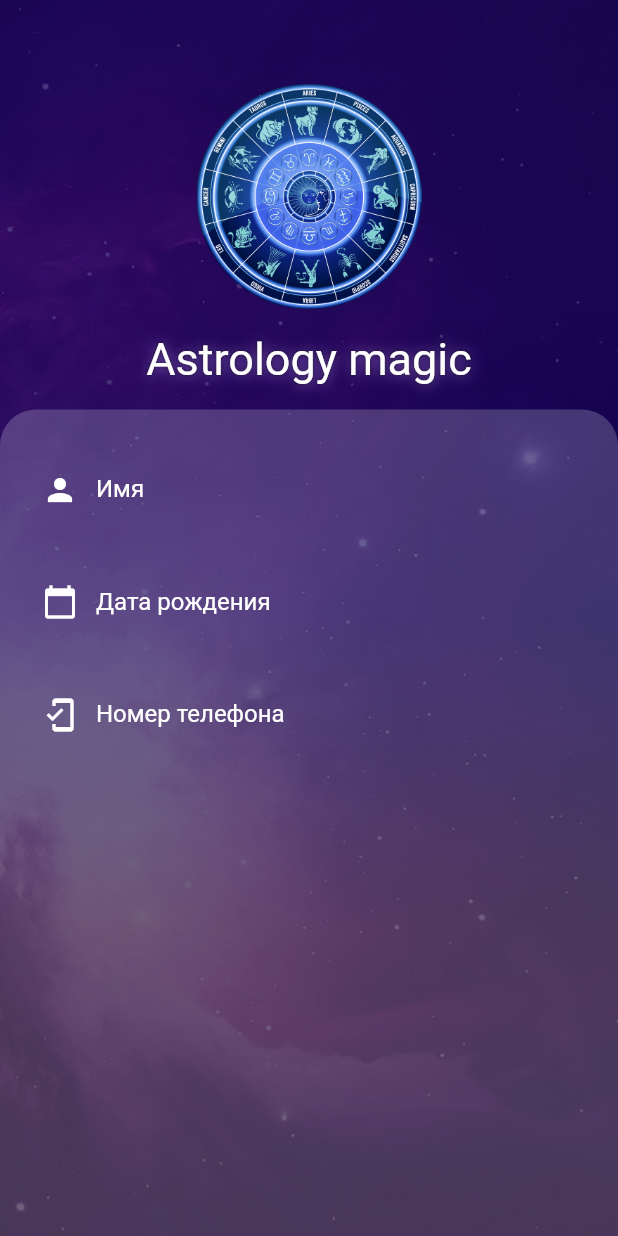
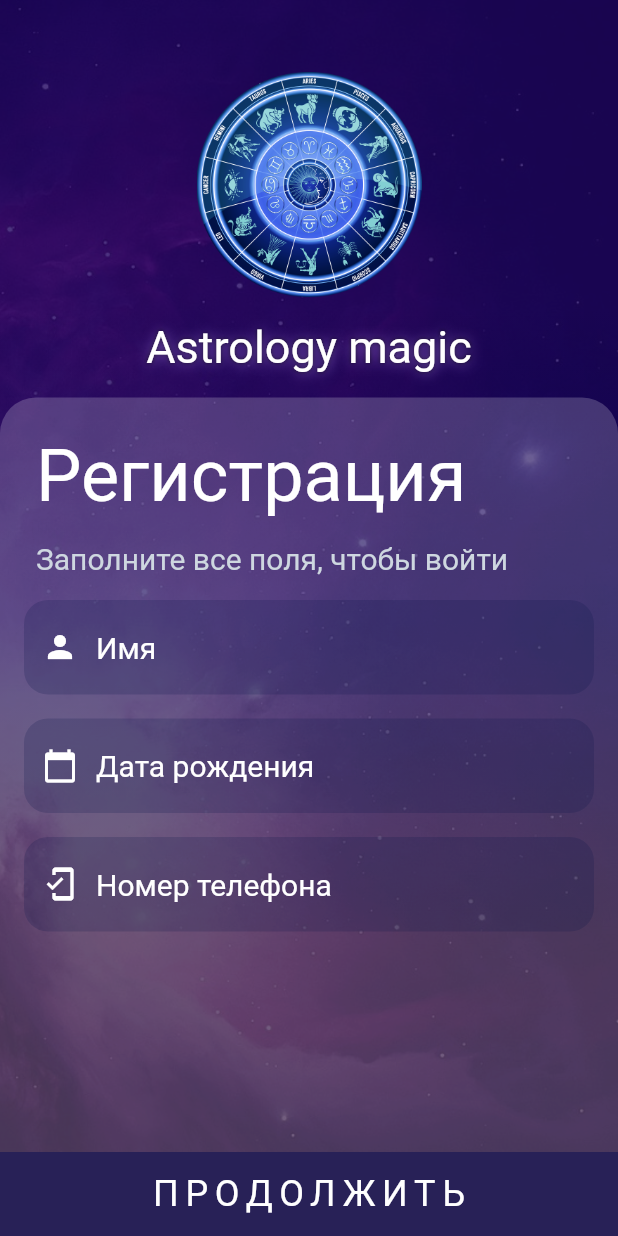
Before and after one commit to marinalvdgs/horoscope_sirius_2021, a Flutter app: the screen it shows after launch, on a phone screen of 412 x 824 dp. Run offline on Flutter 3.47's test engine with Material 2 defaults, Android fonts, the phone set to English and light mode, and no system bars; our stand-ins replace flutter_keyboard_visibility, google_fonts; Roboto replaces fonts that are missing (Philosopher).

Commit message:
finish register page layout

```diff
--- /dev/null
+++ b/lib/common/constants.dart
@@ -0,0 +1,13 @@
+import 'package:flutter/material.dart';
+import 'package:google_fonts/google_fonts.dart';
+
+final headerTextStyle = GoogleFonts.philosopher(
+  textStyle: const TextStyle(
+    color: Colors.white,
+    fontSize: 48,
+  ),
+);
+
+final titleTextStyle = GoogleFonts.kosugiMaru(
+  textStyle: const TextStyle(fontSize: 30),
+);
--- a/lib/common_widgets/glow_text.dart
+++ b/lib/common_widgets/glow_text.dart
@@ -2,20 +2,19 @@ import 'package:flutter/material.dart';
 
 class GlowText extends StatelessWidget {
   final String text;
-  final double fontSize;
+  final TextStyle textStyle;
   const GlowText({
     Key? key,
     required this.text,
-    required this.fontSize,
+    required this.textStyle,
   }) : super(key: key);
 
   @override
   Widget build(BuildContext context) {
     return Text(
       text,
-      style: TextStyle(
+      style: textStyle.copyWith(
         color: Colors.white,
-        fontSize: fontSize,
         shadows: const <Shadow>[
           Shadow(
             offset: Offset(0, 0),
--- a/lib/common_widgets/space_page.dart
+++ b/lib/common_widgets/space_page.dart
@@ -14,7 +14,8 @@ class SpacePage extends StatelessWidget {
   Widget build(BuildContext context) {
     return Scaffold(
       backgroundColor: Colors.transparent,
-      body: DecoratedBox(
+      body: Container(
+        padding: const EdgeInsets.only(top: 48),
         decoration: BoxDecoration(
           gradient: const LinearGradient(
             colors: [
@@ -31,12 +32,9 @@ class SpacePage extends StatelessWidget {
                 const Color(0xFF210535).withOpacity(0.2), BlendMode.dstATop),
           ),
         ),
-          child: Column(
-            children: [
-              const SizedBox(height: kBottomNavigationBarHeight),
-              Flexible(child: body),
-            ],
-          )),
+        child:
+            SizedBox(height: MediaQuery.of(context).size.height, child: body),
+      ),
     );
   }
 }
--- a/lib/screens/auth/auth_screen.dart
+++ b/lib/screens/auth/auth_screen.dart
@@ -1,4 +1,9 @@
+import 'dart:async';
+
 import 'package:flutter/material.dart';
+import 'package:flutter_keyboard_visibility/flutter_keyboard_visibility.dart';
+import 'package:google_fonts/google_fonts.dart';
+import 'package:horoscope_sirius_2021/common/constants.dart';
 import 'package:horoscope_sirius_2021/common_widgets/glow_text.dart';
 import 'package:horoscope_sirius_2021/common_widgets/space_page.dart';
 import 'package:horoscope_sirius_2021/screens/auth/widgets/input_text_field.dart';
@@ -10,23 +15,67 @@ class AuthScreen extends StatefulWidget {
   _AuthScreenState createState() => _AuthScreenState();
 }
 
-class _AuthScreenState extends State<AuthScreen> {
+class _AuthScreenState extends State<AuthScreen>
+    with SingleTickerProviderStateMixin {
+  late final AnimationController _controller = AnimationController(
+    duration: const Duration(milliseconds: 300),
+    vsync: this,
+  );
+  late final Animation<double> _animation = Tween<double>(begin: 0.5, end: 1)
+      .animate(
+          CurvedAnimation(parent: _controller, curve: Curves.fastOutSlowIn));
+
+  late StreamSubscription<bool> keyboardSubscription;
+  @override
+  initState() {
+    _controller.forward();
+    var keyboardVisibilityController = KeyboardVisibilityController();
+
+    keyboardSubscription =
+        keyboardVisibilityController.onChange.listen((bool visible) {
+      if (visible) {
+        _controller.reverse();
+      } else {
+        _controller.forward();
+      }
+    });
+    super.initState();
+  }
+
   @override
   Widget build(BuildContext context) {
     return SpacePage(
-      body: Column(
-        children: [
-          SizedBox(
-            height: 150,
-            child: Image.asset(
-              'assets/logo.png',
+      body: CustomScrollView(
+        physics: const NeverScrollableScrollPhysics(),
+        slivers: [
+          SliverToBoxAdapter(
+            child: Column(
+              children: [
+                SizeTransition(
+                  sizeFactor: _animation,
+                  child: ScaleTransition(
+                    scale: _animation,
+                    child: Center(
+                      child: SizedBox(
+                        height: 150,
+                        width: 150,
+                        child: Image.asset('assets/logo.png'),
+                      ),
+                    ),
+                  ),
+                ),
+                Padding(
+                  padding: const EdgeInsets.all(16.0),
+                  child: GlowText(
+                    text: 'Astrology magic',
+                    textStyle: titleTextStyle,
+                  ),
+                ),
+              ],
             ),
           ),
-          const Padding(
-            padding: EdgeInsets.all(16.0),
-            child: GlowText(text: 'Astrology magic', fontSize: 30),
-          ),
-          Flexible(
+          SliverFillRemaining(
+            hasScrollBody: false,
             child: Container(
               width: MediaQuery.of(context).size.width,
               decoration: BoxDecoration(
@@ -37,25 +86,65 @@ class _AuthScreenState extends State<AuthScreen> {
                 color: Colors.white.withOpacity(0.2),
               ),
               child: Column(
+                mainAxisAlignment: MainAxisAlignment.spaceBetween,
                 children: [
                   Padding(
                     padding: const EdgeInsets.all(16),
                     child: Column(
-                      children: const [
-                        InputTextField(icon: Icons.person, hintText: 'Имя'),
-                        InputTextField(
-                            icon: Icons.calendar_today,
-                            hintText: 'Дата рождения'),
-                        InputTextField(
-                            icon: Icons.mobile_friendly,
-                            hintText: 'Номер телефона')
+                      crossAxisAlignment: CrossAxisAlignment.start,
+                      children: [
+                        Padding(
+                          padding: const EdgeInsets.all(8.0),
+                          child: Text('Регистрация', style: headerTextStyle),
+                        ),
+                        Padding(
+                          padding: const EdgeInsets.all(8.0),
+                          child: Text(
+                            'Заполните все поля, чтобы войти',
+                            style: headerTextStyle.copyWith(
+                              fontSize: 20,
+                              color: const Color(0xFFCED7E0),
+                            ),
+                          ),
+                        ),
+                        const InputTextField(
+                          icon: Icons.person,
+                          hintText: 'Имя',
+                        ),
+                        const InputTextField(
+                          icon: Icons.calendar_today,
+                          hintText: 'Дата рождения',
+                        ),
+                        const InputTextField(
+                          icon: Icons.mobile_friendly,
+                          hintText: 'Номер телефона',
+                        )
                       ],
+                    ),
+                  ),
+                  Material(
+                    child: InkWell(
+                      onTap: () {},
+                      child: Ink(
+                        color: const Color(0xFF282157),
+                        height: kBottomNavigationBarHeight,
+                        child: Center(
+                          child: Text(
+                            'ПРОДОЛЖИТЬ',
+                            style: GoogleFonts.ubuntuMono(
+                              fontSize: 24,
+                              color: Colors.white,
+                              letterSpacing: 4.5,
+                            ),
+                          ),
+                        ),
+                      ),
                     ),
                   )
                 ],
               ),
             ),
-          )
+          ),
         ],
       ),
     );
--- a/lib/screens/auth/widgets/input_text_field.dart
+++ b/lib/screens/auth/widgets/input_text_field.dart
@@ -21,14 +21,22 @@ class InputTextField extends StatelessWidget {
       padding: const EdgeInsets.symmetric(vertical: 8),
       child: TextField(
         controller: controller,
+        style: const TextStyle().copyWith(color: Colors.white, fontSize: 20),
+        cursorColor: Colors.white,
         inputFormatters: pattern == null
             ? []
             : [FilteringTextInputFormatter.allow(pattern!)],
         decoration: InputDecoration(
-          border: InputBorder.none,
+          border: const OutlineInputBorder(
+            borderSide: BorderSide.none,
+            borderRadius: BorderRadius.all(Radius.circular(16)),
+          ),
+          filled: true,
+          fillColor: const Color(0x33081448),
           prefixIcon: Icon(icon, color: Colors.white),
-          labelText: hintText,
-          labelStyle: const TextStyle().copyWith(color: Colors.white),
+          hintText: hintText,
+          hintStyle:
+              const TextStyle().copyWith(color: Colors.white, fontSize: 20),
         ),
       ),
     );
--- a/pubspec.yaml
+++ b/pubspec.yaml
@@ -34,6 +34,8 @@ dependencies:
   # The following adds the Cupertino Icons font to your application.
   # Use with the CupertinoIcons class for iOS style icons.
   cupertino_icons: ^1.0.2
+  google_fonts: ^2.1.0
+  flutter_keyboard_visibility: ^5.1.0
 
 dev_dependencies:
   flutter_test:
```
Also changed, not shown: pubspec.lock, 3 other files. Lines whose indentation alone changed are shown as unchanged.
